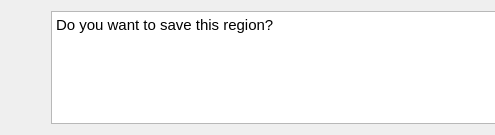
Above: resources/designer_ui/wizard/regionswizardfinalpage.ui from jonathanHuwP/CrystalGrowthTracker before the change; both pictures show x 0 to 495 and y 0 to 135 of the 768 by 135 pixel window. Below: the same form after it.
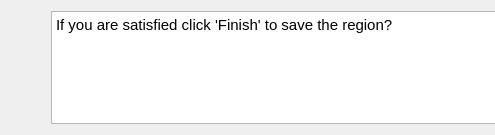
That is the form after the change.

```diff
--- a/resources/designer_ui/wizard/regionswizardfinalpage.ui
+++ b/resources/designer_ui/wizard/regionswizardfinalpage.ui
@@ -42,7 +42,7 @@
 &lt;html&gt;&lt;head&gt;&lt;meta name=&quot;qrichtext&quot; content=&quot;1&quot; /&gt;&lt;style type=&quot;text/css&quot;&gt;
 p, li { white-space: pre-wrap; }
 &lt;/style&gt;&lt;/head&gt;&lt;body style=&quot; font-family:'MS Shell Dlg 2'; font-size:8pt; font-weight:400; font-style:normal;&quot;&gt;
-&lt;p style=&quot; margin-top:0px; margin-bottom:0px; margin-left:0px; margin-right:0px; -qt-block-indent:0; text-indent:0px;&quot;&gt;&lt;span style=&quot; font-size:11pt;&quot;&gt;Do you want to save this region? &lt;/span&gt;&lt;/p&gt;&lt;/body&gt;&lt;/html&gt;</string>
+&lt;p style=&quot; margin-top:0px; margin-bottom:0px; margin-left:0px; margin-right:0px; -qt-block-indent:0; text-indent:0px;&quot;&gt;&lt;span style=&quot; font-size:11pt;&quot;&gt;If you are satisfied click 'Finish' to save the region? &lt;/span&gt;&lt;/p&gt;&lt;/body&gt;&lt;/html&gt;</string>
        </property>
       </widget>
      </item>
```
